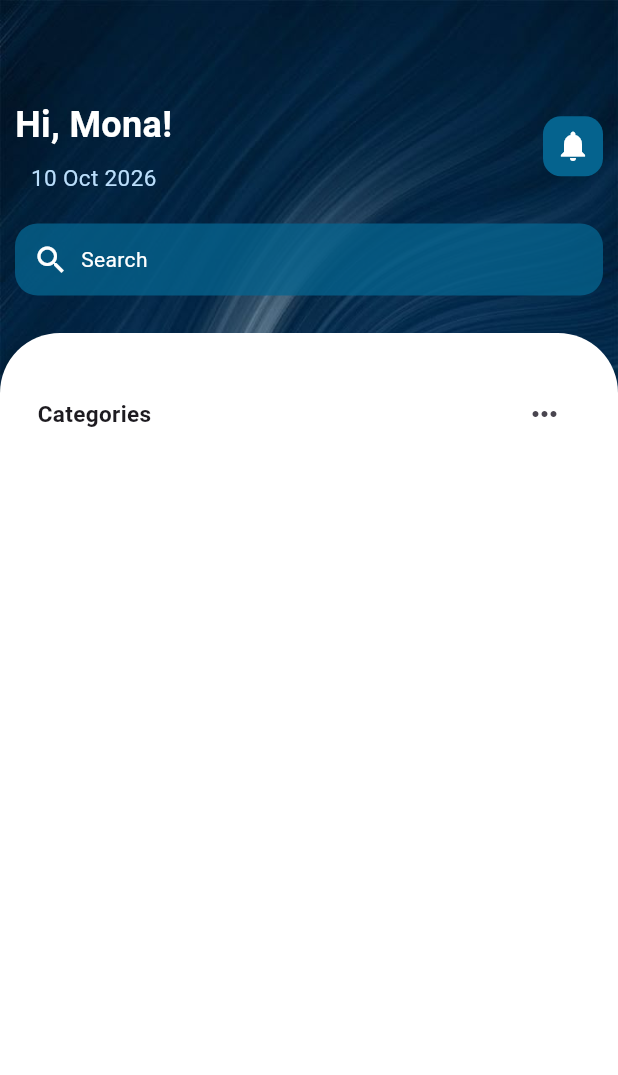
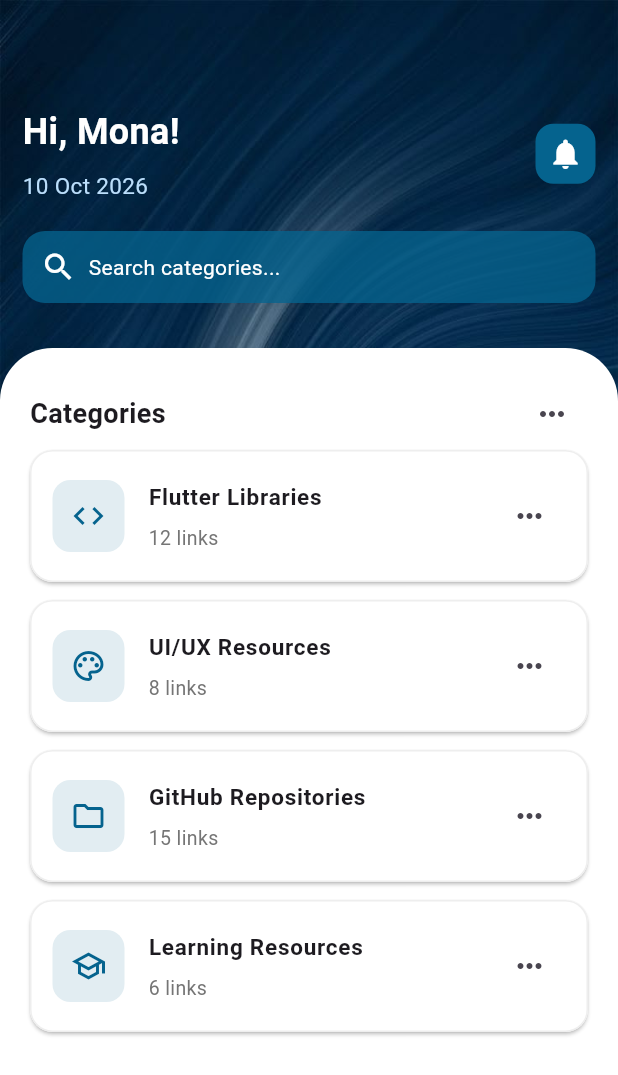
Before and after one commit to Mona331/linkvault-app, a Flutter app: the Home screen opened directly, on a phone screen of 412 x 824 dp. Shown: the top 1075 px of the screen. Run offline on Flutter 3.47's test engine with Material 3 defaults, Android fonts, the light colour scheme and no system bars; our stand-ins replace curved_navigation_bar, icons_plus.

Commit message:
adding initial design of the categories list

```diff
--- /dev/null
+++ b/lib/screens/Category_links.dart
@@ -0,0 +1,37 @@
+import 'package:flutter/material.dart';
+
+class CategoryLinksScreen extends StatelessWidget {
+  final String categoryName;
+
+  const CategoryLinksScreen({super.key, required this.categoryName});
+
+  @override
+  Widget build(BuildContext context) {
+    return Scaffold(
+      appBar: AppBar(title: Text(categoryName)),
+      body: ListView(
+        padding: const EdgeInsets.all(16),
+        children: [
+          ListTile(
+            leading: const Icon(Icons.link),
+            title: const Text('Flutter Documentation'),
+            subtitle: const Text('docs.flutter.dev'),
+            trailing: const Icon(Icons.open_in_new),
+            onTap: () {
+              // Open the saved link later.
+            },
+          ),
+          ListTile(
+            leading: const Icon(Icons.link),
+            title: const Text('Flutter Packages'),
+            subtitle: const Text('pub.dev'),
+            trailing: const Icon(Icons.open_in_new),
+            onTap: () {
+              // Open the saved link later.
+            },
+          ),
+        ],
+      ),
+    );
+  }
+}
--- a/lib/screens/home.dart
+++ b/lib/screens/home.dart
@@ -1,6 +1,8 @@
+
 import 'package:flutter/material.dart';
 import 'package:linkvault_app/theme/theme.dart';
 import 'package:linkvault_app/widgets/custom_scaffold.dart';
+import 'package:linkvault_app/screens/category_links.dart';
 
 class Home extends StatefulWidget {
   const Home({super.key});
@@ -10,23 +12,45 @@ class Home extends StatefulWidget {
 }
 
 class _HomeState extends State<Home> {
+  final List<Map<String, dynamic>> categories = [
+    {
+      'name': 'Flutter Libraries',
+      'count': 12,
+      'icon': Icons.code,
+    },
+    {
+      'name': 'UI/UX Resources',
+      'count': 8,
+      'icon': Icons.palette_outlined,
+    },
+    {
+      'name': 'GitHub Repositories',
+      'count': 15,
+      'icon': Icons.folder_outlined,
+    },
+    {
+      'name': 'Learning Resources',
+      'count': 6,
+      'icon': Icons.school_outlined,
+    },
+  ];
+
   @override
   Widget build(BuildContext context) {
     return CustomScaffold(
       child: Column(
         children: [
           Padding(
-            padding: const EdgeInsets.all(10),
-            child: Expanded(
-              flex: 1,
+            padding: const EdgeInsets.all(15),
             child: Column(
               children: [
                 Row(
                   mainAxisAlignment: MainAxisAlignment.spaceBetween,
                   children: [
                     Column(
+                      crossAxisAlignment: CrossAxisAlignment.start,
                       children: [
-                          Text(
+                        const Text(
                           'Hi, Mona!',
                           style: TextStyle(
                             color: Colors.white,
@@ -34,13 +58,12 @@ class _HomeState extends State<Home> {
                             fontWeight: FontWeight.bold,
                           ),
                         ),
-                          SizedBox(height: 8),
+                        const SizedBox(height: 8),
                         Text(
                           '10 Oct 2026',
                           style: TextStyle(
                             color: Colors.blue[100],
                             fontSize: 15,
-                              fontWeight: FontWeight.normal,
                           ),
                         ),
                       ],
@@ -50,59 +73,148 @@ class _HomeState extends State<Home> {
                         color: lightColorScheme.primary,
                         borderRadius: BorderRadius.circular(12),
                       ),
-                        padding: const EdgeInsets.all(8.0),
-                        child: Icon(Icons.notifications, color: Colors.white),
+                      padding: const EdgeInsets.all(8),
+                      child: const Icon(
+                        Icons.notifications,
+                        color: Colors.white,
+                      ),
                     ),
                   ],
                 ),
-                  SizedBox(height: 20),
+                const SizedBox(height: 20),
                 Container(
                   decoration: BoxDecoration(
-                      color: Color.fromARGB(197, 5, 99, 142),
+                    color: const Color.fromARGB(197, 5, 99, 142),
                     borderRadius: BorderRadius.circular(15),
                   ),
-                    padding: EdgeInsets.all(12),
-                    child: Row(
+                  padding: const EdgeInsets.all(12),
+                  child: const Row(
                     children: [
                       Icon(Icons.search, color: Colors.white),
                       SizedBox(width: 8),
-                        Text('Search', style: TextStyle(color: Colors.white)),
+                      Text(
+                        'Search categories...',
+                        style: TextStyle(color: Colors.white),
+                      ),
                     ],
                   ),
                 ),
               ],
             ),
           ),
-          ),
-          SizedBox(height: 15,),
+
+          const SizedBox(height: 15),
+
           Expanded(
-            flex: 7,
             child: Container(
-              padding: const EdgeInsets.fromLTRB(25.0, 30.0, 25.0, 20.0),
+              width: double.infinity,
+              padding: const EdgeInsets.fromLTRB(20, 20, 20, 10),
               decoration: const BoxDecoration(
                 color: Colors.white,
                 borderRadius: BorderRadius.only(
-                  topLeft: Radius.circular(40.0),
-                  topRight: Radius.circular(40.0),
+                  topLeft: Radius.circular(35),
+                  topRight: Radius.circular(35),
                 ),
               ),
-              child: SingleChildScrollView(
               child: Column(
                 children: [
                   Row(
                     mainAxisAlignment: MainAxisAlignment.spaceBetween,
                     children: [
-                        Text('Categories',style: TextStyle(
-                          fontSize: 15,fontWeight: FontWeight.bold
-                        ),),
-                        IconButton(onPressed: (){}, icon: Icon(Icons.more_horiz),)
+                      const Text(
+                        'Categories',
+                        style: TextStyle(
+                          fontSize: 18,
+                          fontWeight: FontWeight.bold,
+                        ),
+                      ),
+                      IconButton(
+                        onPressed: () {
+                          // Add category actions later.
+                        },
+                        icon: const Icon(Icons.more_horiz),
+                      ),
                     ],
-                    )
+                  ),
 
+                  Expanded(
+                    child: ListView.builder(
+                      itemCount: categories.length,
+                      itemBuilder: (context, index) {
+                        final category = categories[index];
+
+                        return Card(
+                          elevation: 1,
+                          color: Colors.white,
+                          margin: const EdgeInsets.only(bottom: 12),
+                          shape: RoundedRectangleBorder(
+                            borderRadius: BorderRadius.circular(15),
+                            side: BorderSide(
+                              color: Colors.grey.shade200,
+                            ),
+                          ),
+                          child: ListTile(
+                            contentPadding: const EdgeInsets.symmetric(
+                              horizontal: 15,
+                              vertical: 8,
+                            ),
+                            leading: Container(
+                              width: 48,
+                              height: 48,
+                              decoration: BoxDecoration(
+                                color: const Color.fromARGB(
+                                  30, 5, 99, 142,
+                                ),
+                                borderRadius: BorderRadius.circular(12),
+                              ),
+                              child: Icon(
+                                category['icon'] as IconData,
+                                color: const Color.fromARGB(
+                                  255, 5, 99, 142,
+                                ),
+                              ),
+                            ),
+                            title: Text(
+                              category['name'] as String,
+                              style: const TextStyle(
+                                fontWeight: FontWeight.bold,
+                                fontSize: 15,
+                              ),
+                            ),
+                            subtitle: Padding(
+                              padding: const EdgeInsets.only(top: 6),
+                              child: Text(
+                                '${category['count']} links',
+                                style: TextStyle(
+                                  color: Colors.grey.shade600,
+                                  fontSize: 13,
+                                ),
+                              ),
+                            ),
+                            trailing: IconButton(
+                              onPressed: () {
+                                // Add edit and delete actions later.
+                              },
+                              icon: const Icon(Icons.more_horiz),
+                            ),
+                            onTap: () {
+                              Navigator.push(
+                                context,
+                                MaterialPageRoute(
+                                  builder: (context) =>
+                                      CategoryLinksScreen(
+                                    categoryName:
+                                        category['name'] as String,
+                                  ),
+                                ),
+                              );
+                            },
+                          ),
+                        );
+                      },
+                    ),
+                  ),
                 ],
-                )
-                // get started form
-                // child:
               ),
             ),
           ),
--- /dev/null
+++ b/lib/widgets/category.dart
@@ -0,0 +1,13 @@
+import 'package:flutter/material.dart';
+
+class Category {
+  final String name;
+  final int linksCount;
+  final IconData icon;
+
+  const Category({
+    required this.name,
+    required this.linksCount,
+    required this.icon,
+  });
+}
```
Lines whose indentation alone changed are shown as unchanged.
